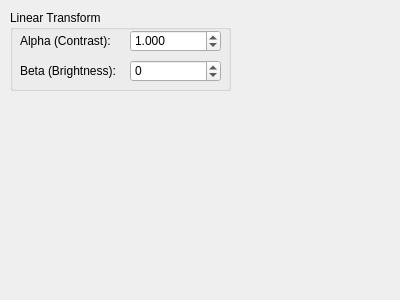
Old version of the form src/WhiskerToolbox/Image_Processing_Widget/Image_Processing_Widget.ui in the repository paulmthompson/WhiskerToolbox.
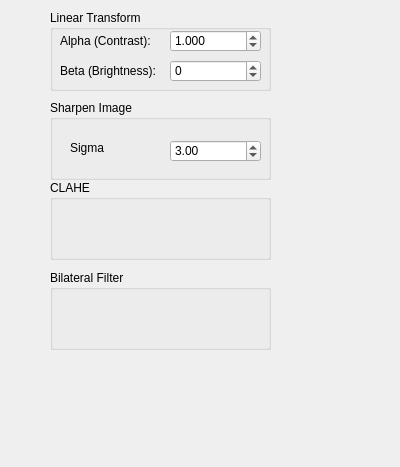
New version of the form.

Commit message: added some image processing methods. Added wrapper for sharpening

The edit to the form file:
```diff
--- a/src/WhiskerToolbox/Image_Processing_Widget/Image_Processing_Widget.ui
+++ b/src/WhiskerToolbox/Image_Processing_Widget/Image_Processing_Widget.ui
@@ -7,7 +7,7 @@
     <x>0</x>
     <y>0</y>
     <width>400</width>
-    <height>300</height>
+    <height>467</height>
    </rect>
   </property>
   <property name="windowTitle">
@@ -16,7 +16,7 @@
   <widget class="QGroupBox" name="lin_trans_box">
    <property name="geometry">
     <rect>
-     <x>10</x>
+     <x>50</x>
      <y>10</y>
      <width>221</width>
      <height>81</height>
@@ -93,6 +93,77 @@
     </property>
    </widget>
   </widget>
+  <widget class="QGroupBox" name="sharpen_box">
+   <property name="geometry">
+    <rect>
+     <x>50</x>
+     <y>100</y>
+     <width>221</width>
+     <height>80</height>
+    </rect>
+   </property>
+   <property name="title">
+    <string>Sharpen Image</string>
+   </property>
+   <widget class="QDoubleSpinBox" name="sharpen_spinbox">
+    <property name="geometry">
+     <rect>
+      <x>120</x>
+      <y>40</y>
+      <width>91</width>
+      <height>22</height>
+     </rect>
+    </property>
+    <property name="minimum">
+     <double>1.000000000000000</double>
+    </property>
+    <property name="maximum">
+     <double>50.000000000000000</double>
+    </property>
+    <property name="value">
+     <double>3.000000000000000</double>
+    </property>
+   </widget>
+   <widget class="QLabel" name="label">
+    <property name="geometry">
+     <rect>
+      <x>20</x>
+      <y>40</y>
+      <width>49</width>
+      <height>16</height>
+     </rect>
+    </property>
+    <property name="text">
+     <string>Sigma</string>
+    </property>
+   </widget>
+  </widget>
+  <widget class="QGroupBox" name="clahe_box">
+   <property name="geometry">
+    <rect>
+     <x>50</x>
+     <y>180</y>
+     <width>221</width>
+     <height>80</height>
+    </rect>
+   </property>
+   <property name="title">
+    <string>CLAHE</string>
+   </property>
+  </widget>
+  <widget class="QGroupBox" name="bilateral_filter_box">
+   <property name="geometry">
+    <rect>
+     <x>50</x>
+     <y>270</y>
+     <width>221</width>
+     <height>80</height>
+    </rect>
+   </property>
+   <property name="title">
+    <string>Bilateral Filter</string>
+   </property>
+  </widget>
  </widget>
  <resources/>
  <connections/>
```
The commit also changes 4 other files.
